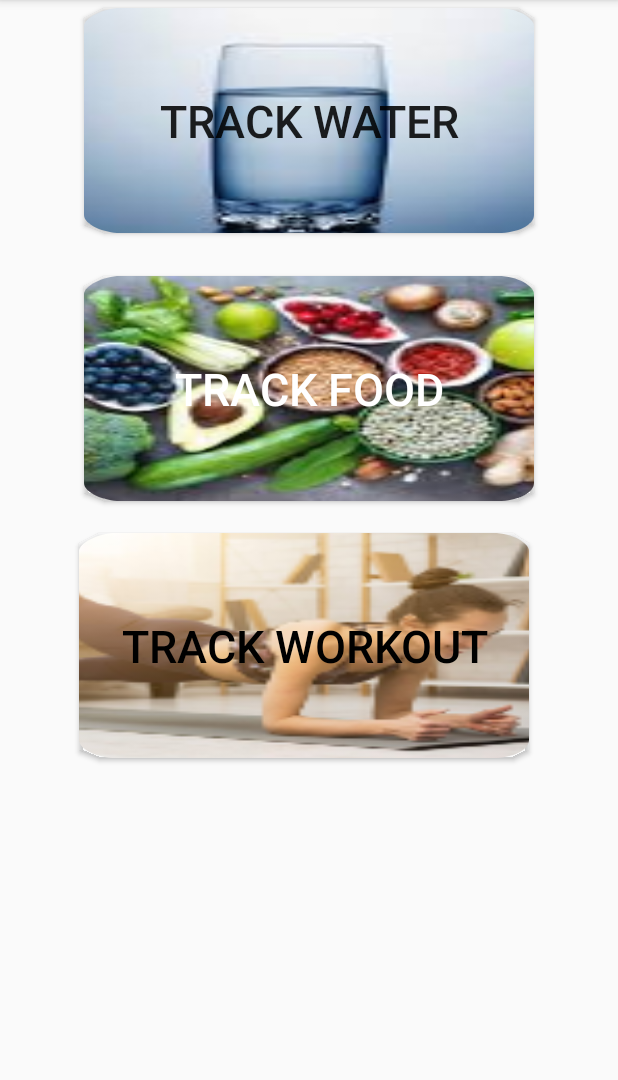
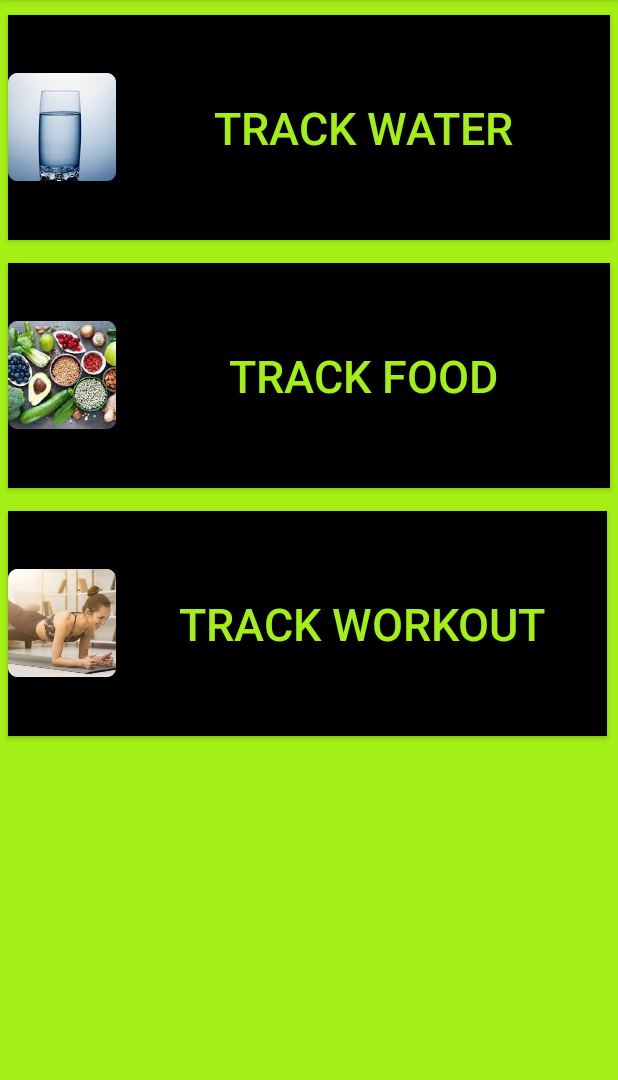
Before and after one commit to anannya03/HealthGenix, an Android app: the screen it shows after launch (NavigationMainActivity), after a tap on "ENTER", on a phone screen of 412 x 824 dp, the part 156-1236 px from its top. Run offline under Robolectric (Android 15) with nearby library versions, the phone set to English and light mode, and no system bars; our stand-ins replace navigation-ui.

```diff
--- a/app/src/main/java/com/example/gymtracker/ui/activity/ActivityFragment.java
+++ b/app/src/main/java/com/example/gymtracker/ui/activity/ActivityFragment.java
@@ -1,5 +1,6 @@
 package com.example.gymtracker.ui.activity;
 
+import android.os.Build;
 import android.os.Bundle;
 import android.view.LayoutInflater;
 import android.view.View;
@@ -8,6 +9,7 @@ import android.widget.TextView;
 
 import androidx.annotation.NonNull;
 import androidx.annotation.Nullable;
+import androidx.annotation.RequiresApi;
 import androidx.fragment.app.Fragment;
 import androidx.lifecycle.Observer;
 import androidx.lifecycle.ViewModelProviders;
--- a/app/src/main/res/layout/fragment_tab1.xml
+++ b/app/src/main/res/layout/fragment_tab1.xml
@@ -1,54 +1,61 @@
 <RelativeLayout xmlns:android="http://schemas.android.com/apk/res/android"
     xmlns:tools="http://schemas.android.com/tools" android:layout_width="match_parent"
-    android:layout_height="match_parent" tools:context=".ui.dashboard.tabfrag1">
+    android:layout_height="match_parent"
+    android:background="@color/colorPrimaryDark"
+    android:layout_margin="15sp"
+    tools:context=".ui.dashboard.tabfrag1">
     <!-- TODO: Update blank fragment layout -->
     <Button
         android:id="@+id/water"
-        android:layout_width="300dp"
+        android:layout_width="match_parent"
         android:layout_height="150dp"
         android:layout_centerHorizontal="true"
         android:layout_marginStart="5dp"
         android:layout_marginLeft="5dp"
-        android:layout_marginTop="5dp"
+        android:layout_marginTop="10dp"
         android:layout_marginEnd="5dp"
         android:layout_marginRight="5dp"
         android:layout_marginBottom="5dp"
-        android:background="@mipmap/ic_water"
-
+        android:drawableLeft="@mipmap/ic_water"
+        android:background="@android:color/black"
+        android:textColor="@color/colorPrimaryDark"
         android:text="TRACK WATER"
         android:textSize="30sp" />
     <Button
         android:id="@+id/food"
-        android:layout_width="300dp"
+        android:layout_width="match_parent"
         android:layout_height="150dp"
         android:layout_below="@+id/water"
         android:layout_centerHorizontal="true"
         android:layout_marginStart="5dp"
         android:layout_marginLeft="5dp"
-        android:layout_marginTop="23dp"
+        android:layout_marginTop="10dp"
         android:layout_marginEnd="5dp"
         android:layout_marginRight="5dp"
         android:layout_marginBottom="5dp"
-        android:background="@mipmap/ic_food"
+        android:drawableLeft="@mipmap/ic_food"
+        android:background="@android:color/black"
+        android:textColor="@color/colorPrimaryDark"
         android:text="TRACK FOOD"
-        android:textColor="@android:color/background_light"
         android:textSize="30sp" />
 
     <Button
         android:id="@+id/workout"
-        android:layout_width="300dp"
+        android:layout_width="match_parent"
         android:layout_height="150dp"
         android:layout_below="@+id/food"
         android:layout_alignParentEnd="true"
         android:layout_alignParentRight="true"
         android:layout_marginStart="5dp"
         android:layout_marginLeft="5dp"
-        android:layout_marginTop="16dp"
-        android:layout_marginEnd="59dp"
-        android:layout_marginRight="59dp"
+        android:layout_marginTop="10dp"
+        android:layout_marginEnd="7dp"
+        android:layout_marginRight="7dp"
         android:layout_marginBottom="5dp"
-        android:background="@mipmap/ic_workout"
+        android:drawableLeft="@mipmap/ic_workout"
+        android:background="@android:color/black"
+        android:textColor="@color/colorPrimaryDark"
+
         android:text="TRACK WORKOUT"
-        android:textColor="@android:color/black"
         android:textSize="30sp" />
 </RelativeLayout>
```
